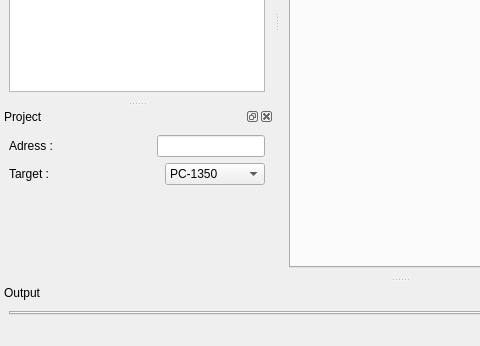
First picture: the form in ui/windowide.ui, repository TheProjecter/pockemul, before the edit; both pictures show x 0 to 480 and y 254 to 600 of the 800 by 600 pixel window.
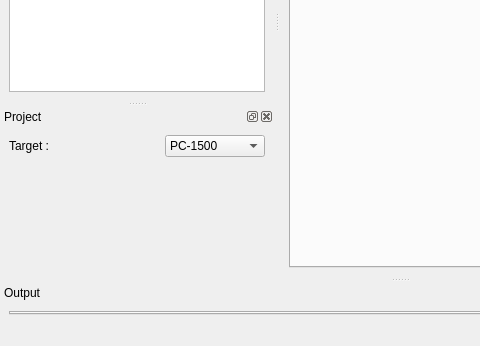
Second picture: the form after the edit. Icons and pictures are not drawn.

What changed in the file:
```diff
--- a/ui/windowide.ui
+++ b/ui/windowide.ui
@@ -149,46 +149,6 @@
    </attribute>
    <widget class="QWidget" name="dockWidgetContents_2">
     <layout class="QVBoxLayout" name="verticalLayout_2">
-     <item>
-      <layout class="QHBoxLayout" name="horizontalLayout_5">
-       <item>
-        <widget class="QLabel" name="label">
-         <property name="text">
-          <string>Adress :</string>
-         </property>
-        </widget>
-       </item>
-       <item>
-        <spacer name="horizontalSpacer">
-         <property name="orientation">
-          <enum>Qt::Horizontal</enum>
-         </property>
-         <property name="sizeHint" stdset="0">
-          <size>
-           <width>40</width>
-           <height>20</height>
-          </size>
-         </property>
-        </spacer>
-       </item>
-       <item>
-        <widget class="QLineEdit" name="adrLineEdit">
-         <property name="sizePolicy">
-          <sizepolicy hsizetype="Minimum" vsizetype="Fixed">
-           <horstretch>0</horstretch>
-           <verstretch>0</verstretch>
-          </sizepolicy>
-         </property>
-         <property name="minimumSize">
-          <size>
-           <width>100</width>
-           <height>20</height>
-          </size>
-         </property>
-        </widget>
-       </item>
-      </layout>
-     </item>
      <item>
       <layout class="QHBoxLayout" name="horizontalLayout_6">
        <item>
@@ -219,6 +179,15 @@
            <height>20</height>
           </size>
          </property>
+         <item>
+          <property name="text">
+           <string>PC-1500</string>
+          </property>
+          <property name="icon">
+           <iconset resource="../resources/pc1500.qrc">
+            <normaloff>:/pc1500/pc1500.png</normaloff>:/pc1500/pc1500.png</iconset>
+          </property>
+         </item>
          <item>
           <property name="text">
            <string>PC-1350</string>
```
Left out of the diff: 25 changed lines with no effect on the pictures.
